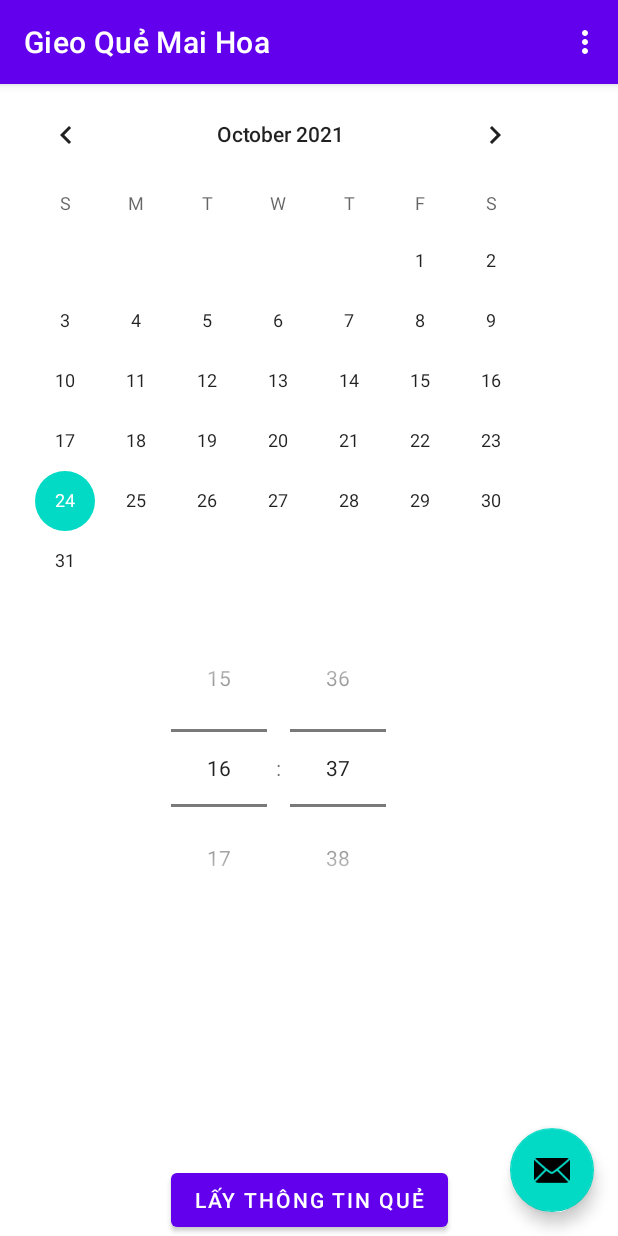
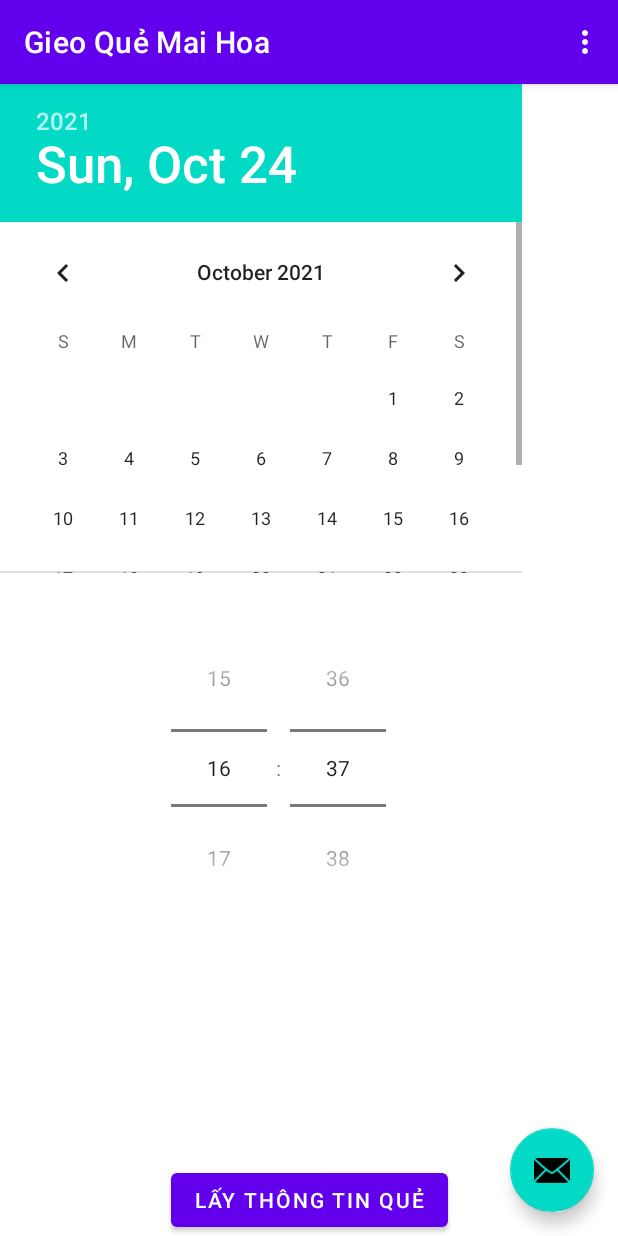
Before and after one commit to huynhnb/gieoquemaihoa, an Android app: the screen it shows after launch (MainActivity), on a phone screen of 412 x 824 dp. Run offline under Robolectric (Android 15) with nearby library versions, the phone set to English and light mode, and no system bars.

Commit message:
change text

```diff
--- a/app/src/main/res/layout-v21/fragment_first.xml
+++ b/app/src/main/res/layout-v21/fragment_first.xml
@@ -15,7 +15,7 @@
             app:layout_constraintEnd_toEndOf="parent"
             app:layout_constraintBottom_toBottomOf="parent"
     />
-    <CalendarView
+    <DatePicker
             android:layout_width="374dp"
             android:layout_height="326dp" android:id="@+id/calendar"
             tools:layout_editor_absoluteX="16dp"
```
